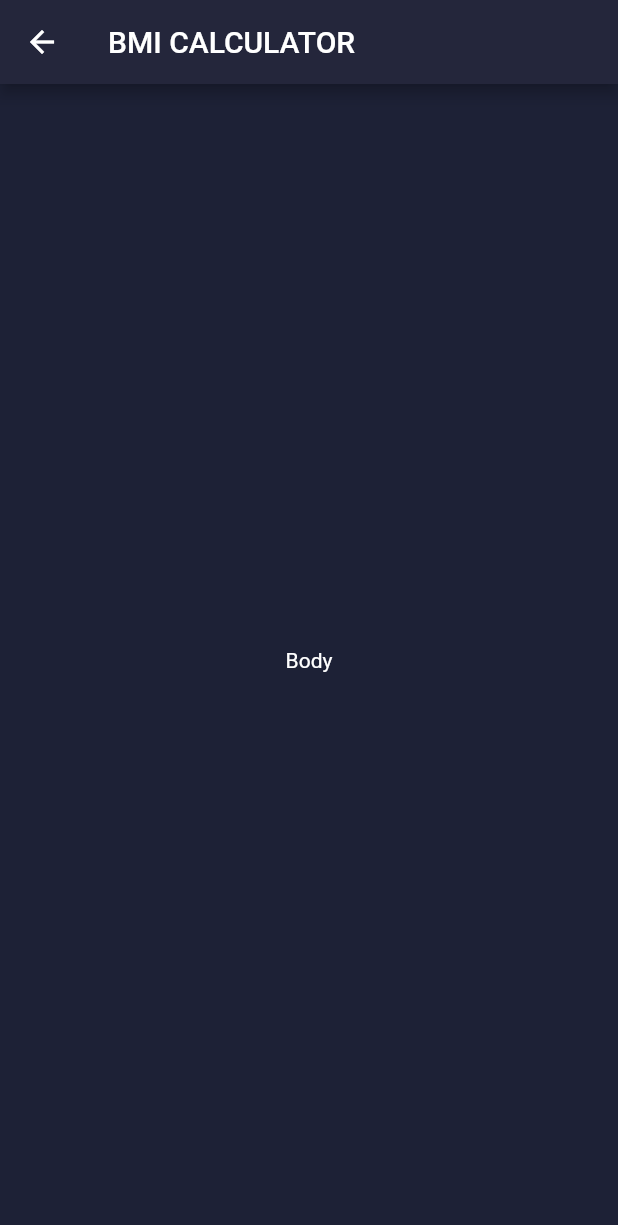
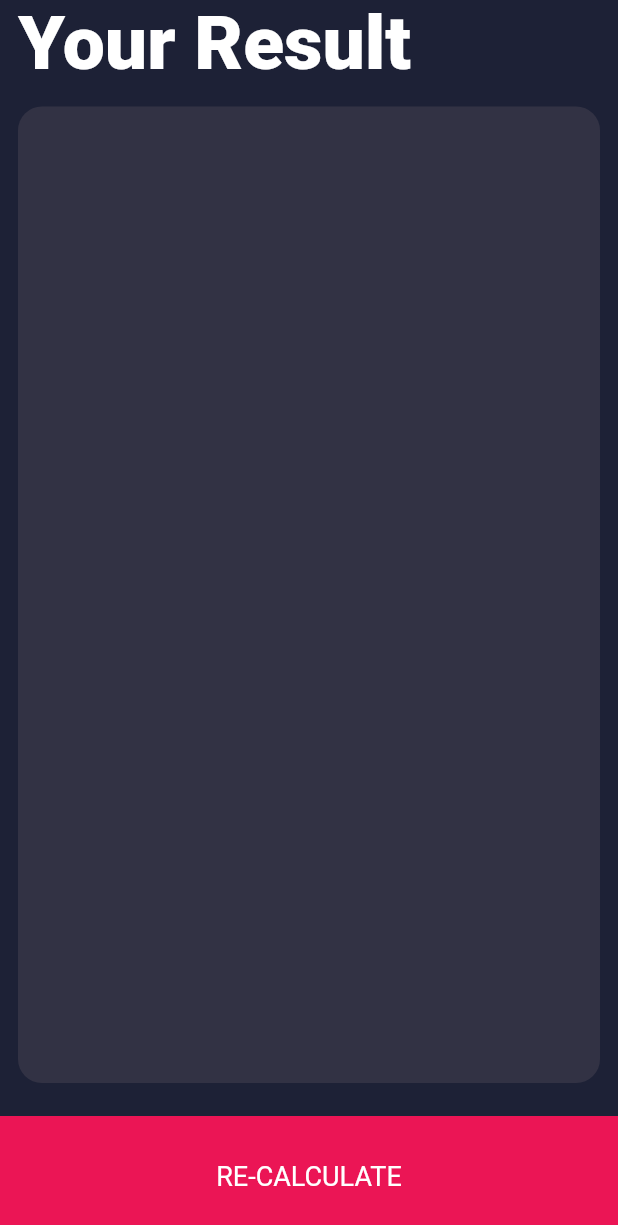
Before and after one commit to ghaleprachan/bmi-calculator, a Flutter app: the ResultScreen screen opened directly, on a phone screen of 412 x 824 dp. Shown: the top 1225 px of the screen. Run offline on Flutter 3.47's test engine with Material 2 defaults, Android fonts, the phone set to English and light mode, and no system bars; our stand-ins replace font_awesome_flutter.

Commit message:
[Add] started result UI

```diff
--- a/lib/customwidgets/counter_content.dart
+++ b/lib/customwidgets/counter_content.dart
@@ -1,7 +1,7 @@
 import 'package:flutter/cupertino.dart';
 
 import '../constants.dart';
-import '../input_page.dart';
+import '../input_screen.dart';
 import 'package:font_awesome_flutter/font_awesome_flutter.dart';
 
 import 'RoundIcon.dart';
--- a/lib/input_page.dart
+++ b/lib/input_screen.dart
@@ -1,7 +1,7 @@
 import 'file:///D:/1Flutter_Project/bmi_calculator/lib/customwidgets/reuseable_card.dart';
 import 'package:bmi_calculator/constants.dart';
 import 'package:bmi_calculator/customwidgets/counter_content.dart';
-import 'package:bmi_calculator/result_page.dart';
+import 'package:bmi_calculator/result_screen.dart';
 import 'package:flutter/cupertino.dart';
 import 'package:flutter/material.dart';
 import 'package:font_awesome_flutter/font_awesome_flutter.dart';
@@ -11,12 +11,12 @@ import 'constants.dart';
 
 enum Gender { Male, Female }
 
-class InputPage extends StatefulWidget {
+class InputScreen extends StatefulWidget {
   @override
-  _InputPageState createState() => _InputPageState();
+  _InputScreenState createState() => _InputScreenState();
 }
 
-class _InputPageState extends State<InputPage> {
+class _InputScreenState extends State<InputScreen> {
   Gender selectedGender;
   int height = 150;
   int weight = 60;
@@ -183,7 +183,7 @@ class _InputPageState extends State<InputPage> {
               alignment: Alignment.center,
               color: kBottomContainerColor,
               child: Text(
-                "Calculate",
+                "CALCULATE",
                 style: TextStyle(
                   fontSize: 18,
                 ),
--- a/lib/main.dart
+++ b/lib/main.dart
@@ -1,7 +1,7 @@
-import 'package:bmi_calculator/result_page.dart';
+import 'package:bmi_calculator/result_screen.dart';
 import 'package:flutter/material.dart';
 
-import 'input_page.dart';
+import 'input_screen.dart';
 
 void main() => runApp(BmiCalculator());
 
@@ -26,7 +26,7 @@ class BmiCalculator extends StatelessWidget {
         ),
         // brightness: Brightness.light, // Dark or light theme
       ),
-      home: InputPage(),
+      home: InputScreen(),
     );
   }
 }
--- a/lib/result_page.dart
+++ /dev/null
@@ -1,16 +0,0 @@
-import 'package:flutter/cupertino.dart';
-import 'package:flutter/material.dart';
-
-class ResultScreen extends StatelessWidget {
-  @override
-  Widget build(BuildContext context) {
-    return Scaffold(
-      appBar: AppBar(
-        title: Text("BMI CALCULATOR"),
-      ),
-      body: Center(
-        child: Text("Body"),
-      ),
-    );
-  }
-}
--- /dev/null
+++ b/lib/result_screen.dart
@@ -0,0 +1,68 @@
+import 'package:bmi_calculator/constants.dart';
+import 'package:flutter/cupertino.dart';
+import 'package:flutter/material.dart';
+
+class ResultScreen extends StatelessWidget {
+  @override
+  Widget build(BuildContext context) {
+    return SafeArea(
+      child: Scaffold(
+        /*appBar: AppBar(
+          title: Text("BMI Calculator"),
+        ),*/
+        body: Column(
+          crossAxisAlignment: CrossAxisAlignment.start,
+          children: [
+            Padding(
+              padding: EdgeInsets.only(left: 12),
+              child: Text(
+                'Your Result',
+                style: kNumberTextStyle,
+              ),
+            ),
+            Expanded(
+              child: Container(
+                decoration: BoxDecoration(
+                  color: kActiveCardColor,
+                  borderRadius: BorderRadius.circular(16),
+                ),
+                margin: EdgeInsets.all(12),
+                height: double.infinity,
+                width: double.infinity,
+                child: Column(
+                  children: [],
+                ),
+              ),
+            ),
+            GestureDetector(
+              onTap: () {
+                /*Navigator.pushNamed(context, '/first');*/
+                Navigator.push(
+                  context,
+                  MaterialPageRoute(
+                    builder: (context) {
+                      return ResultScreen();
+                    },
+                  ),
+                );
+              },
+              child: Container(
+                width: double.infinity,
+                height: kBottomContainerHeight,
+                margin: EdgeInsets.only(top: 10),
+                alignment: Alignment.center,
+                color: kBottomContainerColor,
+                child: Text(
+                  "RE-CALCULATE",
+                  style: TextStyle(
+                    fontSize: 18,
+                  ),
+                ),
+              ),
+            ),
+          ],
+        ),
+      ),
+    );
+  }
+}
```
